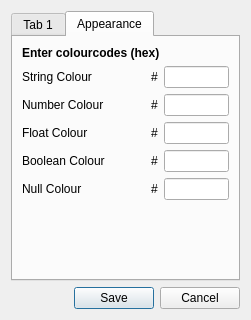
MisterrOrange/Jser, file settingswindow.ui: the form before one commit.
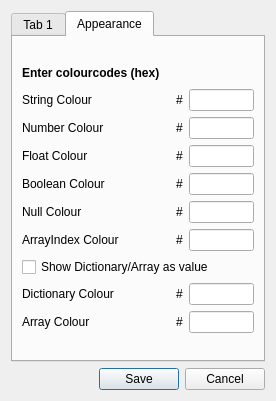
The form after the commit.

Patch:
```diff
--- a/settingswindow.ui
+++ b/settingswindow.ui
@@ -6,14 +6,14 @@
    <rect>
     <x>0</x>
     <y>0</y>
-    <width>240</width>
-    <height>320</height>
+    <width>276</width>
+    <height>401</height>
    </rect>
   </property>
   <property name="windowTitle">
    <string>Dialog</string>
   </property>
-  <layout class="QVBoxLayout" name="verticalLayout_4">
+  <layout class="QVBoxLayout" name="verticalLayout_2">
    <item>
     <widget class="QTabWidget" name="tabWidget">
      <property name="currentIndex">
@@ -28,8 +28,10 @@
       <attribute name="title">
        <string>Appearance</string>
       </attribute>
-      <layout class="QVBoxLayout" name="verticalLayout_3">
+      <layout class="QVBoxLayout" name="verticalLayout">
        <item>
+        <layout class="QGridLayout" name="gridLayout">
+         <item row="0" column="0" colspan="3">
         <widget class="QLabel" name="label_6">
          <property name="sizePolicy">
           <sizepolicy hsizetype="Minimum" vsizetype="Minimum">
@@ -55,11 +57,122 @@
          </property>
         </widget>
        </item>
+         <item row="6" column="2">
+          <layout class="QHBoxLayout" name="horizontalLayout_8">
        <item>
-        <layout class="QHBoxLayout" name="horizontalLayout_7">
+            <widget class="QLabel" name="label_13">
+             <property name="sizePolicy">
+              <sizepolicy hsizetype="Fixed" vsizetype="Preferred">
+               <horstretch>0</horstretch>
+               <verstretch>0</verstretch>
+              </sizepolicy>
+             </property>
+             <property name="text">
+              <string>#</string>
+             </property>
+            </widget>
+           </item>
          <item>
-          <layout class="QVBoxLayout" name="verticalLayout">
+            <widget class="QLineEdit" name="arrayIndexColour">
+             <property name="sizePolicy">
+              <sizepolicy hsizetype="Fixed" vsizetype="Fixed">
+               <horstretch>0</horstretch>
+               <verstretch>0</verstretch>
+              </sizepolicy>
+             </property>
+             <property name="maximumSize">
+              <size>
+               <width>65</width>
+               <height>16777215</height>
+              </size>
+             </property>
+             <property name="maxLength">
+              <number>6</number>
+             </property>
+            </widget>
+           </item>
+          </layout>
+         </item>
+         <item row="8" column="2">
+          <layout class="QHBoxLayout" name="horizontalLayout_9">
            <item>
+            <widget class="QLabel" name="label_16">
+             <property name="sizePolicy">
+              <sizepolicy hsizetype="Fixed" vsizetype="Preferred">
+               <horstretch>0</horstretch>
+               <verstretch>0</verstretch>
+              </sizepolicy>
+             </property>
+             <property name="text">
+              <string>#</string>
+             </property>
+            </widget>
+           </item>
+           <item>
+            <widget class="QLineEdit" name="dictionaryColour">
+             <property name="sizePolicy">
+              <sizepolicy hsizetype="Fixed" vsizetype="Fixed">
+               <horstretch>0</horstretch>
+               <verstretch>0</verstretch>
+              </sizepolicy>
+             </property>
+             <property name="maximumSize">
+              <size>
+               <width>65</width>
+               <height>16777215</height>
+              </size>
+             </property>
+             <property name="maxLength">
+              <number>6</number>
+             </property>
+            </widget>
+           </item>
+          </layout>
+         </item>
+         <item row="6" column="0">
+          <widget class="QLabel" name="label_12">
+           <property name="text">
+            <string>ArrayIndex Colour</string>
+           </property>
+          </widget>
+         </item>
+         <item row="4" column="2">
+          <layout class="QHBoxLayout" name="horizontalLayout_5">
+           <item>
+            <widget class="QLabel" name="label_10">
+             <property name="sizePolicy">
+              <sizepolicy hsizetype="Fixed" vsizetype="Preferred">
+               <horstretch>0</horstretch>
+               <verstretch>0</verstretch>
+              </sizepolicy>
+             </property>
+             <property name="text">
+              <string>#</string>
+             </property>
+            </widget>
+           </item>
+           <item>
+            <widget class="QLineEdit" name="booleanColour">
+             <property name="sizePolicy">
+              <sizepolicy hsizetype="Fixed" vsizetype="Fixed">
+               <horstretch>0</horstretch>
+               <verstretch>0</verstretch>
+              </sizepolicy>
+             </property>
+             <property name="maximumSize">
+              <size>
+               <width>65</width>
+               <height>16777215</height>
+              </size>
+             </property>
+             <property name="maxLength">
+              <number>6</number>
+             </property>
+            </widget>
+           </item>
+          </layout>
+         </item>
+         <item row="1" column="0">
             <widget class="QLabel" name="label_2">
              <property name="sizePolicy">
               <sizepolicy hsizetype="Preferred" vsizetype="Preferred">
@@ -72,55 +185,130 @@
              </property>
             </widget>
            </item>
+         <item row="3" column="1">
+          <spacer name="horizontalSpacer">
+           <property name="orientation">
+            <enum>Qt::Orientation::Horizontal</enum>
+           </property>
+           <property name="sizeType">
+            <enum>QSizePolicy::Policy::Maximum</enum>
+           </property>
+           <property name="sizeHint" stdset="0">
+            <size>
+             <width>13</width>
+             <height>18</height>
+            </size>
+           </property>
+          </spacer>
+         </item>
+         <item row="9" column="0">
+          <widget class="QLabel" name="label_19">
+           <property name="text">
+            <string>Array Colour</string>
+           </property>
+          </widget>
+         </item>
+         <item row="5" column="2">
+          <layout class="QHBoxLayout" name="horizontalLayout_6">
            <item>
-            <widget class="QLabel" name="label_3">
+            <widget class="QLabel" name="label_11">
+             <property name="sizePolicy">
+              <sizepolicy hsizetype="Fixed" vsizetype="Preferred">
+               <horstretch>0</horstretch>
+               <verstretch>0</verstretch>
+              </sizepolicy>
+             </property>
              <property name="text">
-              <string>Number Colour</string>
+              <string>#</string>
              </property>
             </widget>
            </item>
            <item>
+            <widget class="QLineEdit" name="nullColour">
+             <property name="sizePolicy">
+              <sizepolicy hsizetype="Fixed" vsizetype="Fixed">
+               <horstretch>0</horstretch>
+               <verstretch>0</verstretch>
+              </sizepolicy>
+             </property>
+             <property name="maximumSize">
+              <size>
+               <width>65</width>
+               <height>16777215</height>
+              </size>
+             </property>
+             <property name="maxLength">
+              <number>6</number>
+             </property>
+            </widget>
+           </item>
+          </layout>
+         </item>
+         <item row="3" column="0">
             <widget class="QLabel" name="label_4">
              <property name="text">
               <string>Float Colour</string>
              </property>
             </widget>
            </item>
+         <item row="2" column="2">
+          <layout class="QHBoxLayout" name="horizontalLayout_3">
            <item>
-            <widget class="QLabel" name="label">
+            <widget class="QLabel" name="label_8">
+             <property name="sizePolicy">
+              <sizepolicy hsizetype="Fixed" vsizetype="Preferred">
+               <horstretch>0</horstretch>
+               <verstretch>0</verstretch>
+              </sizepolicy>
+             </property>
              <property name="text">
-              <string>Boolean Colour</string>
+              <string>#</string>
              </property>
             </widget>
            </item>
            <item>
+            <widget class="QLineEdit" name="numberColour">
+             <property name="sizePolicy">
+              <sizepolicy hsizetype="Fixed" vsizetype="Fixed">
+               <horstretch>0</horstretch>
+               <verstretch>0</verstretch>
+              </sizepolicy>
+             </property>
+             <property name="maximumSize">
+              <size>
+               <width>65</width>
+               <height>16777215</height>
+              </size>
+             </property>
+             <property name="maxLength">
+              <number>6</number>
+             </property>
+            </widget>
+           </item>
+          </layout>
+         </item>
+         <item row="2" column="0">
+          <widget class="QLabel" name="label_3">
+           <property name="text">
+            <string>Number Colour</string>
+           </property>
+          </widget>
+         </item>
+         <item row="8" column="0">
+          <widget class="QLabel" name="label_18">
+           <property name="text">
+            <string>Dictionary Colour</string>
+           </property>
+          </widget>
+         </item>
+         <item row="5" column="0">
             <widget class="QLabel" name="label_5">
              <property name="text">
               <string>Null Colour</string>
              </property>
             </widget>
            </item>
-          </layout>
-         </item>
-         <item>
-          <spacer name="horizontalSpacer">
-           <property name="orientation">
-            <enum>Qt::Orientation::Horizontal</enum>
-           </property>
-           <property name="sizeType">
-            <enum>QSizePolicy::Policy::Minimum</enum>
-           </property>
-           <property name="sizeHint" stdset="0">
-            <size>
-             <width>40</width>
-             <height>20</height>
-            </size>
-           </property>
-          </spacer>
-         </item>
-         <item>
-          <layout class="QVBoxLayout" name="verticalLayout_2">
-           <item>
+         <item row="1" column="2">
             <layout class="QHBoxLayout" name="horizontalLayout_2">
              <item>
               <widget class="QLabel" name="label_7">
@@ -159,10 +347,10 @@
              </item>
             </layout>
            </item>
+         <item row="9" column="2">
+          <layout class="QHBoxLayout" name="horizontalLayout_10">
            <item>
-            <layout class="QHBoxLayout" name="horizontalLayout_3">
-             <item>
-              <widget class="QLabel" name="label_8">
+            <widget class="QLabel" name="label_17">
                <property name="sizePolicy">
                 <sizepolicy hsizetype="Fixed" vsizetype="Preferred">
                  <horstretch>0</horstretch>
@@ -175,7 +363,7 @@
               </widget>
              </item>
              <item>
-              <widget class="QLineEdit" name="numberColour">
+            <widget class="QLineEdit" name="arrayColour">
                <property name="sizePolicy">
                 <sizepolicy hsizetype="Fixed" vsizetype="Fixed">
                  <horstretch>0</horstretch>
@@ -195,7 +383,7 @@
              </item>
             </layout>
            </item>
-           <item>
+         <item row="3" column="2">
             <layout class="QHBoxLayout" name="horizontalLayout_4">
              <item>
               <widget class="QLabel" name="label_9">
@@ -231,110 +419,21 @@
              </item>
             </layout>
            </item>
-           <item>
-            <layout class="QHBoxLayout" name="horizontalLayout_5">
-             <item>
-              <widget class="QLabel" name="label_10">
-               <property name="sizePolicy">
-                <sizepolicy hsizetype="Fixed" vsizetype="Preferred">
-                 <horstretch>0</horstretch>
-                 <verstretch>0</verstretch>
-                </sizepolicy>
-               </property>
+         <item row="4" column="0">
+          <widget class="QLabel" name="label">
                <property name="text">
-                <string>#</string>
+            <string>Boolean Colour</string>
                </property>
               </widget>
              </item>
-             <item>
-              <widget class="QLineEdit" name="booleanColour">
-               <property name="sizePolicy">
-                <sizepolicy hsizetype="Fixed" vsizetype="Fixed">
-                 <horstretch>0</horstretch>
-                 <verstretch>0</verstretch>
-                </sizepolicy>
-               </property>
-               <property name="maximumSize">
-                <size>
-                 <width>65</width>
-                 <height>16777215</height>
-                </size>
-               </property>
-               <property name="maxLength">
-                <number>6</number>
-               </property>
-              </widget>
-             </item>
-            </layout>
-           </item>
-           <item>
-            <layout class="QHBoxLayout" name="horizontalLayout_6">
-             <item>
-              <widget class="QLabel" name="label_11">
-               <property name="sizePolicy">
-                <sizepolicy hsizetype="Fixed" vsizetype="Preferred">
-                 <horstretch>0</horstretch>
-                 <verstretch>0</verstretch>
-                </sizepolicy>
-               </property>
+         <item row="7" column="0" colspan="3">
+          <widget class="QCheckBox" name="showStorageNameCheckbox">
                <property name="text">
-                <string>#</string>
+            <string>Show Dictionary/Array as value</string>
                </property>
               </widget>
              </item>
-             <item>
-              <widget class="QLineEdit" name="nullColour">
-               <property name="sizePolicy">
-                <sizepolicy hsizetype="Fixed" vsizetype="Fixed">
-                 <horstretch>0</horstretch>
-                 <verstretch>0</verstretch>
-                </sizepolicy>
-               </property>
-               <property name="maximumSize">
-                <size>
-                 <width>65</width>
-                 <height>16777215</height>
-                </size>
-               </property>
-               <property name="maxLength">
-                <number>6</number>
-               </property>
-              </widget>
-             </item>
-            </layout>
-           </item>
-          </layout>
-         </item>
-         <item>
-          <spacer name="horizontalSpacer_2">
-           <property name="orientation">
-            <enum>Qt::Orientation::Horizontal</enum>
-           </property>
-           <property name="sizeType">
-            <enum>QSizePolicy::Policy::Expanding</enum>
-           </property>
-           <property name="sizeHint" stdset="0">
-            <size>
-             <width>40</width>
-             <height>20</height>
-            </size>
-           </property>
-          </spacer>
-         </item>
-        </layout>
-       </item>
-       <item>
-        <spacer name="verticalSpacer">
-         <property name="orientation">
-          <enum>Qt::Orientation::Vertical</enum>
-         </property>
-         <property name="sizeHint" stdset="0">
-          <size>
-           <width>20</width>
-           <height>33</height>
-          </size>
-         </property>
-        </spacer>
+        </layout>
        </item>
       </layout>
      </widget>
```
Lines whose indentation alone changed are shown as unchanged.
